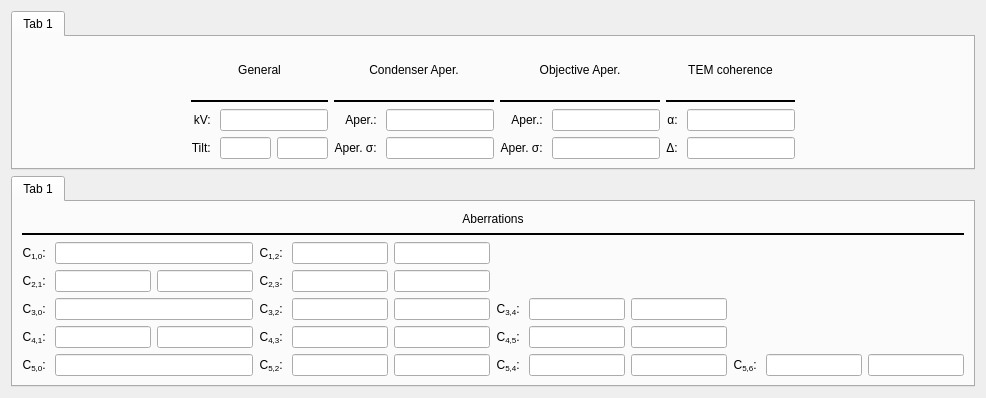
Above: src/gui/dialogs/settings/frames/fullaberrationframe.ui from JJPPeters/clTEM before the change. Below: the same form after it.
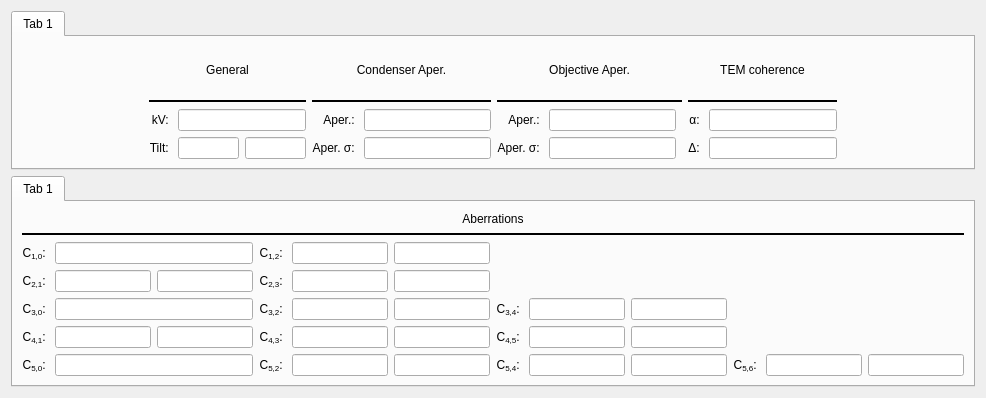
That is the form after the change. Custom widgets are drawn as their Qt base class.

What changed in the file:
```diff
--- a/src/gui/dialogs/settings/frames/fullaberrationframe.ui
+++ b/src/gui/dialogs/settings/frames/fullaberrationframe.ui
@@ -24,42 +24,8 @@
        <string>Tab 1</string>
       </attribute>
       <layout class="QGridLayout" name="gridLayout_4">
-       <item row="2" column="5" colspan="2">
-        <widget class="EditUnitsBox" name="edtConAp">
-         <property name="text">
-          <string/>
-         </property>
-        </widget>
-       </item>
-       <item row="2" column="1">
-        <widget class="QLabel" name="label_78">
-         <property name="text">
-          <string>kV: </string>
-         </property>
-         <property name="alignment">
-          <set>Qt::AlignRight|Qt::AlignTrailing|Qt::AlignVCenter</set>
-         </property>
-        </widget>
-       </item>
-       <item row="2" column="11" colspan="2">
-        <widget class="EditUnitsBox" name="edtConverge">
-         <property name="text">
-          <string/>
-         </property>
-        </widget>
-       </item>
-       <item row="3" column="7">
-        <widget class="QLabel" name="label_81">
-         <property name="text">
-          <string>Aper. σ: </string>
-         </property>
-         <property name="alignment">
-          <set>Qt::AlignRight|Qt::AlignTrailing|Qt::AlignVCenter</set>
-         </property>
-        </widget>
-       </item>
-       <item row="1" column="4" colspan="3">
-        <widget class="Line" name="line_14">
+       <item row="2" column="4" colspan="2">
+        <widget class="Line" name="line_11">
          <property name="frameShadow">
           <enum>QFrame::Plain</enum>
          </property>
@@ -71,20 +37,17 @@
          </property>
         </widget>
        </item>
-       <item row="3" column="3">
-        <widget class="EditUnitsBox" name="edtBeamAzimuth">
-         <property name="sizePolicy">
-          <sizepolicy hsizetype="Ignored" vsizetype="Fixed">
-           <horstretch>0</horstretch>
-           <verstretch>0</verstretch>
-          </sizepolicy>
-         </property>
+       <item row="3" column="8">
+        <widget class="QLabel" name="label_94">
          <property name="text">
-          <string/>
+          <string>Aper.: </string>
+         </property>
+         <property name="alignment">
+          <set>Qt::AlignRight|Qt::AlignTrailing|Qt::AlignVCenter</set>
          </property>
         </widget>
        </item>
-       <item row="0" column="7" colspan="3">
+       <item row="0" column="8" colspan="3">
         <widget class="QLabel" name="label_100">
          <property name="text">
           <string>Objective Aper.</string>
@@ -94,7 +57,34 @@
          </property>
         </widget>
        </item>
-       <item row="3" column="10">
+       <item row="0" column="4" colspan="2">
+        <widget class="QLabel" name="label_86">
+         <property name="text">
+          <string>General</string>
+         </property>
+         <property name="alignment">
+          <set>Qt::AlignCenter</set>
+         </property>
+        </widget>
+       </item>
+       <item row="4" column="7">
+        <widget class="EditUnitsBox" name="edtConApSmooth">
+         <property name="text">
+          <string/>
+         </property>
+        </widget>
+       </item>
+       <item row="3" column="11">
+        <widget class="QLabel" name="label_91">
+         <property name="text">
+          <string>α: </string>
+         </property>
+         <property name="alignment">
+          <set>Qt::AlignRight|Qt::AlignTrailing|Qt::AlignVCenter</set>
+         </property>
+        </widget>
+       </item>
+       <item row="4" column="11">
         <widget class="QLabel" name="label_90">
          <property name="text">
           <string>Δ: </string>
@@ -104,118 +94,24 @@
          </property>
         </widget>
        </item>
-       <item row="3" column="5" colspan="2">
-        <widget class="EditUnitsBox" name="edtConApSmooth">
+       <item row="3" column="4">
+        <widget class="QLabel" name="label_78">
          <property name="text">
-          <string/>
+          <string>kV: </string>
          </property>
-        </widget>
-       </item>
-       <item row="2" column="8" colspan="2">
-        <widget class="EditUnitsBox" name="edtObjAp">
-         <property name="text">
-          <string/>
+         <property name="alignment">
+          <set>Qt::AlignRight|Qt::AlignTrailing|Qt::AlignVCenter</set>
          </property>
         </widget>
        </item>
-       <item row="3" column="11" colspan="2">
+       <item row="4" column="12">
         <widget class="EditUnitsBox" name="edtDefocusSpread">
          <property name="text">
           <string/>
          </property>
         </widget>
        </item>
-       <item row="3" column="2">
-        <widget class="EditUnitsBox" name="edtBeamTilt">
-         <property name="sizePolicy">
-          <sizepolicy hsizetype="Ignored" vsizetype="Fixed">
-           <horstretch>0</horstretch>
-           <verstretch>0</verstretch>
-          </sizepolicy>
-         </property>
-         <property name="text">
-          <string/>
-         </property>
-        </widget>
-       </item>
-       <item row="2" column="2" colspan="2">
-        <widget class="EditUnitsBox" name="edtVoltage">
-         <property name="text">
-          <string/>
-         </property>
-        </widget>
-       </item>
-       <item row="0" column="1" colspan="3">
-        <widget class="QLabel" name="label_86">
-         <property name="text">
-          <string>General</string>
-         </property>
-         <property name="alignment">
-          <set>Qt::AlignCenter</set>
-         </property>
-        </widget>
-       </item>
-       <item row="2" column="0">
-        <spacer name="horizontalSpacer">
-         <property name="orientation">
-          <enum>Qt::Horizontal</enum>
-         </property>
-         <property name="sizeHint" stdset="0">
-          <size>
-           <width>0</width>
-           <height>0</height>
-          </size>
-         </property>
-        </spacer>
-       </item>
-       <item row="3" column="8" colspan="2">
-        <widget class="EditUnitsBox" name="edtObjApSmooth">
-         <property name="text">
-          <string/>
-         </property>
-        </widget>
-       </item>
-       <item row="2" column="7">
-        <widget class="QLabel" name="label_94">
-         <property name="text">
-          <string>Aper.: </string>
-         </property>
-         <property name="alignment">
-          <set>Qt::AlignRight|Qt::AlignTrailing|Qt::AlignVCenter</set>
-         </property>
-        </widget>
-       </item>
-       <item row="2" column="4">
-        <widget class="QLabel" name="label_87">
-         <property name="text">
-          <string>Aper.: </string>
-         </property>
-         <property name="alignment">
-          <set>Qt::AlignRight|Qt::AlignTrailing|Qt::AlignVCenter</set>
-         </property>
-        </widget>
-       </item>
-       <item row="0" column="10" colspan="3">
-        <widget class="QLabel" name="label_99">
-         <property name="text">
-          <string>TEM coherence</string>
-         </property>
-         <property name="alignment">
-          <set>Qt::AlignCenter</set>
-         </property>
-        </widget>
-       </item>
-       <item row="3" column="1">
-        <widget class="QLabel" name="label_75">
-         <property name="text">
-          <string>Tilt: </string>
-         </property>
-         <property name="alignment">
-          <set>Qt::AlignRight|Qt::AlignTrailing|Qt::AlignVCenter</set>
-         </property>
-        </widget>
-       </item>
-       <item row="1" column="7" colspan="3">
+       <item row="2" column="8" colspan="3">
         <widget class="Line" name="line_13">
          <property name="frameShadow">
           <enum>QFrame::Plain</enum>
@@ -228,20 +124,37 @@
          </property>
         </widget>
        </item>
-       <item row="1" column="1" colspan="3">
-        <widget class="Line" name="line_11">
-         <property name="frameShadow">
-          <enum>QFrame::Plain</enum>
+       <item row="4" column="9">
+        <widget class="EditUnitsBox" name="edtObjApSmooth">
+         <property name="text">
+          <string/>
          </property>
-         <property name="lineWidth">
-          <number>2</number>
+        </widget>
+       </item>
+       <item row="4" column="8">
+        <widget class="QLabel" name="label_81">
+         <property name="text">
+          <string>Aper. σ: </string>
          </property>
+         <property name="alignment">
+          <set>Qt::AlignRight|Qt::AlignTrailing|Qt::AlignVCenter</set>
+         </property>
+        </widget>
+       </item>
+       <item row="3" column="3">
+        <spacer name="horizontalSpacer">
          <property name="orientation">
           <enum>Qt::Horizontal</enum>
          </property>
-        </widget>
+         <property name="sizeHint" stdset="0">
+          <size>
+           <width>0</width>
+           <height>0</height>
+          </size>
+         </property>
+        </spacer>
        </item>
-       <item row="0" column="4" colspan="3">
+       <item row="0" column="6" colspan="2">
         <widget class="QLabel" name="label_101">
          <property name="text">
           <string>Condenser Aper.</string>
@@ -251,27 +164,27 @@
          </property>
         </widget>
        </item>
-       <item row="2" column="10">
-        <widget class="QLabel" name="label_91">
+       <item row="3" column="9">
+        <widget class="EditUnitsBox" name="edtObjAp">
          <property name="text">
-          <string>α: </string>
+          <string/>
          </property>
-         <property name="alignment">
-          <set>Qt::AlignRight|Qt::AlignTrailing|Qt::AlignVCenter</set>
-         </property>
         </widget>
        </item>
-       <item row="3" column="4">
-        <widget class="QLabel" name="label_97">
-         <property name="text">
-          <string>Aper. σ: </string>
+       <item row="2" column="6" colspan="2">
+        <widget class="Line" name="line_14">
+         <property name="frameShadow">
+          <enum>QFrame::Plain</enum>
          </property>
-         <property name="alignment">
-          <set>Qt::AlignRight|Qt::AlignTrailing|Qt::AlignVCenter</set>
+         <property name="lineWidth">
+          <number>2</number>
          </property>
+         <property name="orientation">
+          <enum>Qt::Horizontal</enum>
+         </property>
         </widget>
        </item>
-       <item row="1" column="10" colspan="3">
+       <item row="2" column="11" colspan="2">
         <widget class="Line" name="line_12">
          <property name="frameShadow">
           <enum>QFrame::Plain</enum>
@@ -284,7 +197,7 @@
          </property>
         </widget>
        </item>
-       <item row="2" column="13">
+       <item row="3" column="13">
         <spacer name="horizontalSpacer_2">
          <property name="orientation">
           <enum>Qt::Horizontal</enum>
@@ -297,6 +210,97 @@
          </property>
         </spacer>
        </item>
+       <item row="3" column="6">
+        <widget class="QLabel" name="label_87">
+         <property name="text">
+          <string>Aper.: </string>
+         </property>
+         <property name="alignment">
+          <set>Qt::AlignRight|Qt::AlignTrailing|Qt::AlignVCenter</set>
+         </property>
+        </widget>
+       </item>
+       <item row="4" column="4">
+        <widget class="QLabel" name="label_75">
+         <property name="text">
+          <string>Tilt: </string>
+         </property>
+         <property name="alignment">
+          <set>Qt::AlignRight|Qt::AlignTrailing|Qt::AlignVCenter</set>
+         </property>
+        </widget>
+       </item>
+       <item row="3" column="5">
+        <widget class="EditUnitsBox" name="edtVoltage">
+         <property name="text">
+          <string/>
+         </property>
+        </widget>
+       </item>
+       <item row="3" column="12">
+        <widget class="EditUnitsBox" name="edtConverge">
+         <property name="text">
+          <string/>
+         </property>
+        </widget>
+       </item>
+       <item row="4" column="6">
+        <widget class="QLabel" name="label_97">
+         <property name="text">
+          <string>Aper. σ: </string>
+         </property>
+         <property name="alignment">
+          <set>Qt::AlignRight|Qt::AlignTrailing|Qt::AlignVCenter</set>
+         </property>
+        </widget>
+       </item>
+       <item row="3" column="7">
+        <widget class="EditUnitsBox" name="edtConAp">
+         <property name="text">
+          <string/>
+         </property>
+        </widget>
+       </item>
+       <item row="4" column="5">
+        <layout class="QHBoxLayout" name="horizontalLayout">
+         <item>
+          <widget class="EditUnitsBox" name="edtBeamTilt">
+           <property name="sizePolicy">
+            <sizepolicy hsizetype="Ignored" vsizetype="Fixed">
+             <horstretch>0</horstretch>
+             <verstretch>0</verstretch>
+            </sizepolicy>
+           </property>
+           <property name="text">
+            <string/>
+           </property>
+          </widget>
+         </item>
+         <item>
+          <widget class="EditUnitsBox" name="edtBeamAzimuth">
+           <property name="sizePolicy">
+            <sizepolicy hsizetype="Ignored" vsizetype="Fixed">
+             <horstretch>0</horstretch>
+             <verstretch>0</verstretch>
+            </sizepolicy>
+           </property>
+           <property name="text">
+            <string/>
+           </property>
+          </widget>
+         </item>
+        </layout>
+       </item>
+       <item row="0" column="11" colspan="2">
+        <widget class="QLabel" name="label_99">
+         <property name="text">
+          <string>TEM coherence</string>
+         </property>
+         <property name="alignment">
+          <set>Qt::AlignCenter</set>
+         </property>
+        </widget>
+       </item>
       </layout>
      </widget>
     </widget>
```
Left out of the diff: 384 changed lines with no effect on the pictures.
